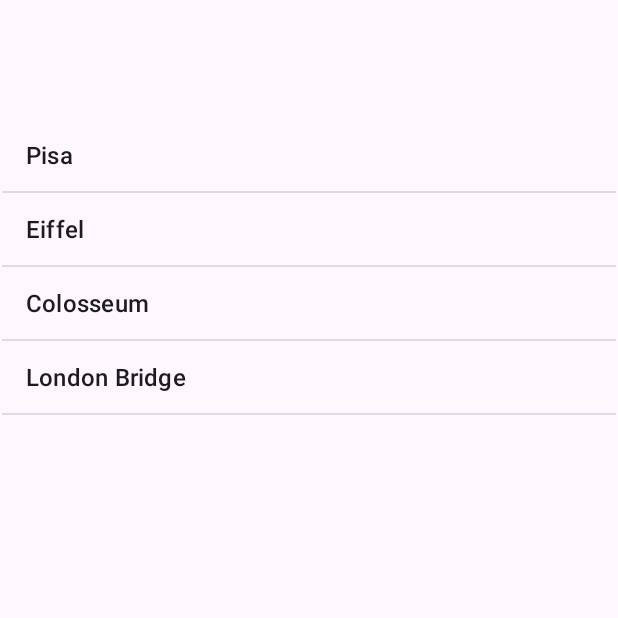
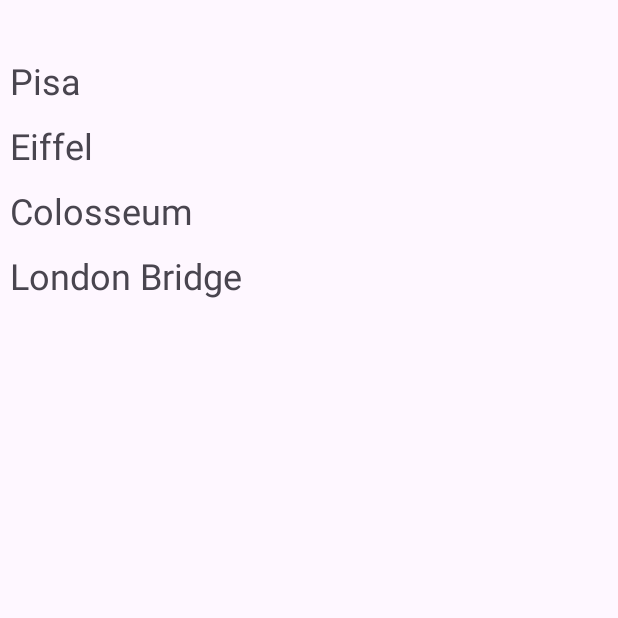
Before and after one commit to ardacagankeser/android-apps, an Android app: the screen it shows after launch (MainActivity), on a phone screen of 412 x 824 dp, the top half of it. Run offline under Robolectric (Android 15) with nearby library versions, the phone set to English and light mode, and no system bars.

Commit message:
add landmarkbook recyclerview solution

```diff
--- /dev/null
+++ b/LandmarkBook/app/src/main/java/com/ardacagankeser/landmarkbook/LandmarkAdapter.java
@@ -0,0 +1,53 @@
+package com.ardacagankeser.landmarkbook;
+
+import android.content.Intent;
+import android.view.LayoutInflater;
+import android.view.View;
+import android.view.ViewGroup;
+
+import androidx.annotation.NonNull;
+import androidx.recyclerview.widget.RecyclerView;
+
+import com.ardacagankeser.landmarkbook.databinding.RecyclerRowBinding;
+
+import java.util.ArrayList;
+
+public class LandmarkAdapter extends RecyclerView.Adapter<LandmarkAdapter.LandmarkHolder> {
+    ArrayList<Landmark> landmarks;
+    public LandmarkAdapter(ArrayList<Landmark> landmarks) {
+        this.landmarks = landmarks;
+    }
+
+    @NonNull
+    @Override
+    public LandmarkHolder onCreateViewHolder(@NonNull ViewGroup parent, int viewType) {
+        RecyclerRowBinding recyclerRowBinding = RecyclerRowBinding.inflate(LayoutInflater.from(parent.getContext()), parent, false);
+        return new LandmarkHolder(recyclerRowBinding);
+    }
+
+    @Override
+    public void onBindViewHolder(@NonNull LandmarkHolder holder, int position) {
+        holder.binding.recyclerViewTextView.setText(landmarks.get(position).name);
+        holder.itemView.setOnClickListener(new View.OnClickListener() {
+            @Override
+            public void onClick(View view) {
+                Intent intent = new Intent(holder.itemView.getContext(), DetailsActivity.class);
+                intent.putExtra("landmark", landmarks.get(holder.getBindingAdapterPosition()));
+                holder.itemView.getContext().startActivity(intent);
+            }
+        });
+    }
+
+    @Override
+    public int getItemCount() {
+        return landmarks.size();
+    }
+
+    public class LandmarkHolder extends RecyclerView.ViewHolder {
+        private RecyclerRowBinding binding;
+        public LandmarkHolder(RecyclerRowBinding binding) {
+            super(binding.getRoot());
+            this.binding = binding;
+        }
+    }
+}
--- a/LandmarkBook/app/src/main/java/com/ardacagankeser/landmarkbook/MainActivity.java
+++ b/LandmarkBook/app/src/main/java/com/ardacagankeser/landmarkbook/MainActivity.java
@@ -12,6 +12,7 @@ import androidx.appcompat.app.AppCompatActivity;
 import androidx.core.graphics.Insets;
 import androidx.core.view.ViewCompat;
 import androidx.core.view.WindowInsetsCompat;
+import androidx.recyclerview.widget.LinearLayoutManager;
 
 import com.ardacagankeser.landmarkbook.databinding.ActivityDetailsBinding;
 import com.ardacagankeser.landmarkbook.databinding.ActivityMainBinding;
@@ -49,7 +50,7 @@ public class MainActivity extends AppCompatActivity {
         landmarks.add(eiffel);
         landmarks.add(colosseum);
         landmarks.add(londonBridge);
-
+        /*
         ArrayAdapter arrayAdapter = new ArrayAdapter(this, android.R.layout.simple_list_item_1,
                 landmarks.stream().map(landmark -> landmark.name).collect(Collectors.toList())
         );
@@ -63,5 +64,9 @@ public class MainActivity extends AppCompatActivity {
                 startActivity(intent);
             }
         });
+        */
+        binding.recyclerView.setLayoutManager(new LinearLayoutManager(this));
+        LandmarkAdapter landmarkAdapter = new LandmarkAdapter(landmarks);
+        binding.recyclerView.setAdapter(landmarkAdapter);
     }
 }
--- a/LandmarkBook/app/src/main/res/layout/activity_main.xml
+++ b/LandmarkBook/app/src/main/res/layout/activity_main.xml
@@ -7,11 +7,14 @@
     android:layout_height="match_parent"
     tools:context=".MainActivity">
 
-    <ListView
-        android:id="@+id/listView"
-        android:layout_width="409dp"
-        android:layout_height="729dp"
-        android:layout_marginTop="64dp"
+    <androidx.recyclerview.widget.RecyclerView
+        android:id="@+id/recyclerView"
+        android:layout_width="match_parent"
+        android:layout_height="match_parent"
+        android:layout_marginStart="1dp"
+        android:layout_marginTop="32dp"
+        android:layout_marginEnd="1dp"
+        android:layout_marginBottom="1dp"
         app:layout_constraintBottom_toBottomOf="parent"
         app:layout_constraintEnd_toEndOf="parent"
         app:layout_constraintStart_toStartOf="parent"
--- /dev/null
+++ b/LandmarkBook/app/src/main/res/layout/recycler_row.xml
@@ -0,0 +1,17 @@
+<?xml version="1.0" encoding="utf-8"?>
+<LinearLayout
+    xmlns:android="http://schemas.android.com/apk/res/android"
+    android:layout_width="match_parent"
+    android:layout_height="wrap_content"
+    android:layout_margin="5dp">
+
+    <TextView
+        android:id="@+id/recyclerViewTextView"
+        android:layout_width="match_parent"
+        android:layout_height="wrap_content"
+        android:text="Test"
+        android:textSize="24sp">
+
+    </TextView>
+
+</LinearLayout>
```
